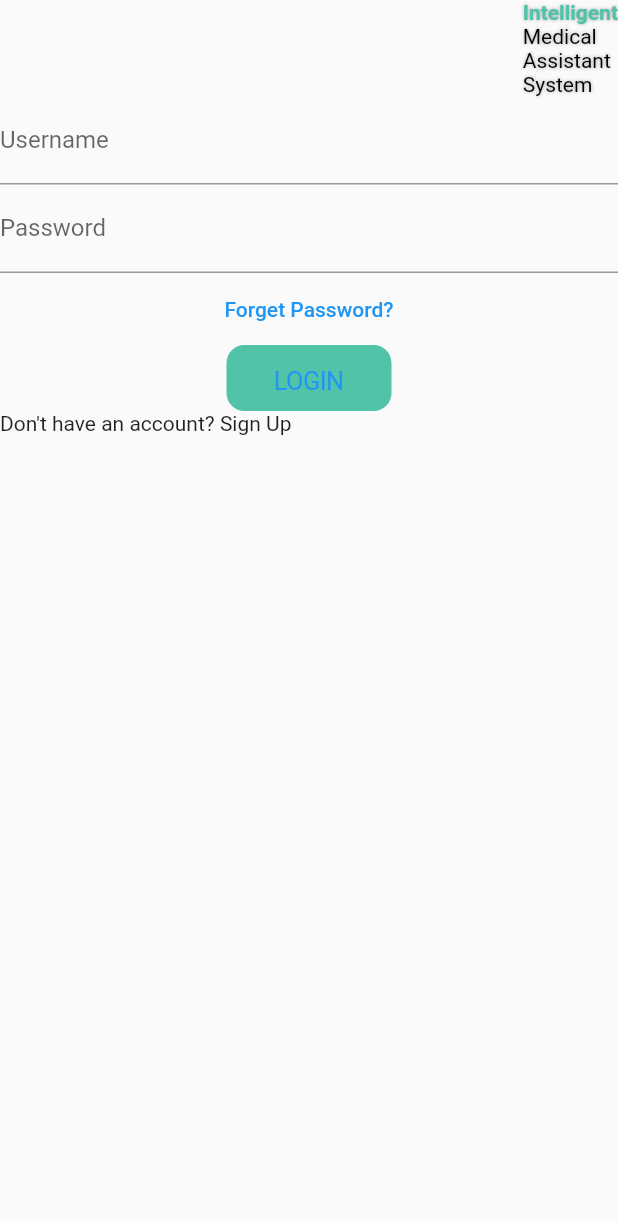
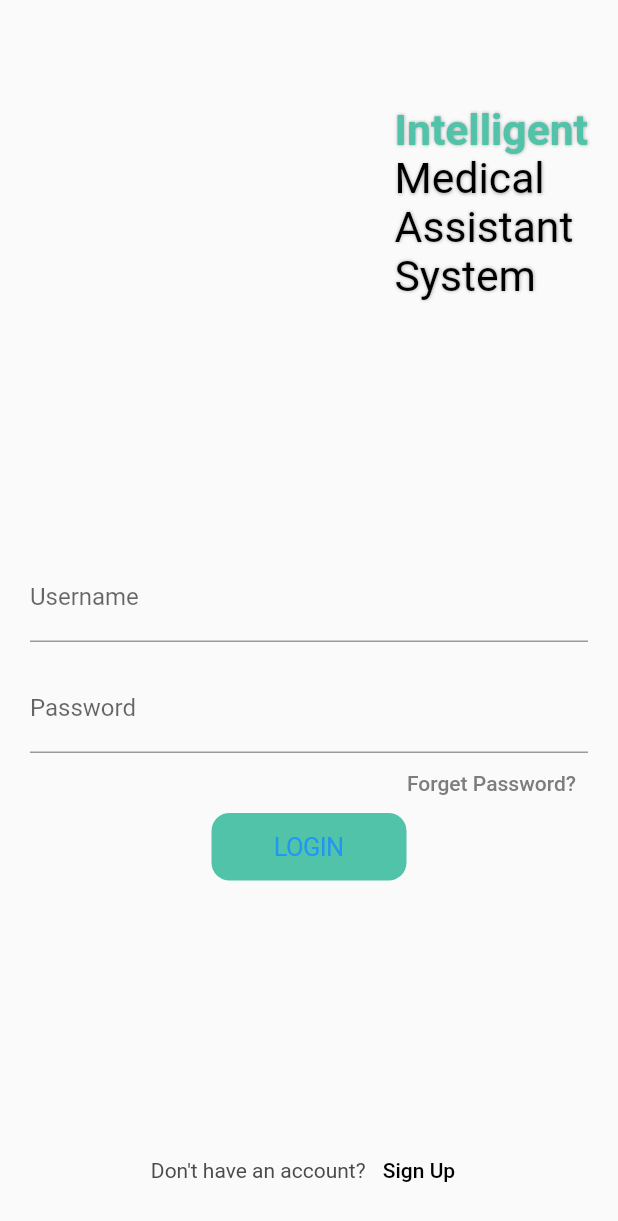
Before and after one commit to chanakarn04/IMAS_FE, a Flutter app: the LogInPage screen opened by its route, on a phone screen of 412 x 824 dp. Shown: the top 1221 px of the screen. Run offline on Flutter 3.47's test engine with Material 2 defaults, Android fonts, the phone set to English and light mode, and no system bars.

Commit message:
edit appearance of widget in login

```diff
--- a/lib/Pages/login.dart
+++ b/lib/Pages/login.dart
@@ -11,11 +11,27 @@ class LogInPage extends StatelessWidget {
   @override
   Widget build(BuildContext context) {
     return Scaffold(
-      body: Column(
+      body: SingleChildScrollView(
+        child: Container(
+          padding: EdgeInsets.only(
+            left: 20,
+            right: 20,
+            top: 70,
+            bottom: 20,
+          ),
+          height: MediaQuery.of(context).size.height,
+          width: MediaQuery.of(context).size.width,
+          child: Column(
             children: <Widget>[
               Container(
                 alignment: Alignment.centerRight,
-            child: Logo(),
+                child: SizedBox(
+                  height: 130,
+                  child: FittedBox(child: Logo()),
+                ),
+              ),
+              Expanded(
+                child: Container(),
               ),
               Container(
                 child: TextField(
@@ -23,7 +39,11 @@ class LogInPage extends StatelessWidget {
                     labelText: 'Username',
                   ),
                   controller: usrnTextController,
+                  onEditingComplete: () => FocusScope.of(context).nextFocus(),
                 ),
+              ),
+              SizedBox(
+                height: 15,
               ),
               Container(
                 child: TextField(
@@ -31,28 +51,65 @@ class LogInPage extends StatelessWidget {
                     labelText: 'Password',
                   ),
                   controller: pswTextController,
+                  onSubmitted: (_) => FocusScope.of(context).unfocus(),
+                  obscureText: true,
+                ),
+              ),
+              Container(
+                alignment: Alignment.centerRight,
+                height: 40,
+                child: TextButton(
+                  onPressed: () {
+                    print('to forget password');
+                  },
+                  child: FittedBox(
+                    child: Text(
+                      'Forget Password?',
+                      style:
+                          TextStyle(color: Color.fromARGB(255, 125, 125, 125)),
+                    ),
+                  ),
+                ),
+              ),
+              AdaptiveRaisedButton(
+                buttonText: 'LOGIN',
+                handlerFn: () {
+                  if (usrnTextController.text.isNotEmpty &&
+                      pswTextController.text.isNotEmpty) {
+                    // passing data to verify
+                    print('call login service');
+                    print('user: ${usrnTextController.text}');
+                    print('pswd: ${pswTextController.text}');
+                  }
+                },
+                height: 35,
+                width: 120,
+              ),
+              Expanded(
+                child: Container(),
+              ),
+              Row(
+                mainAxisAlignment: MainAxisAlignment.center,
+                children: <Widget>[
+                  Text(
+                    'Don\u0027t have an account? ',
+                    style: TextStyle(
+                      color: Color.fromARGB(255, 75, 75, 75),
                     ),
                   ),
                   TextButton(
                     onPressed: () {},
-            child: Text('Forget Password?'),
+                    child: Text(
+                      'Sign Up',
+                      style: TextStyle(color: Colors.black),
                     ),
-          AdaptiveRaisedButton(
-            buttonText: 'LOGIN',
-            handlerFn: () {},
-            height: 30,
-            width: 100,
                   ),
-          Row(
-            children: <Widget>[
-              Text(
-                'Don\u0027t have an account? ',
-              ),
-              Text('Sign Up'),
                 ],
               ),
             ],
           ),
+        ),
+      ),
     );
   }
 }
```
Lines whose indentation alone changed are shown as unchanged.
